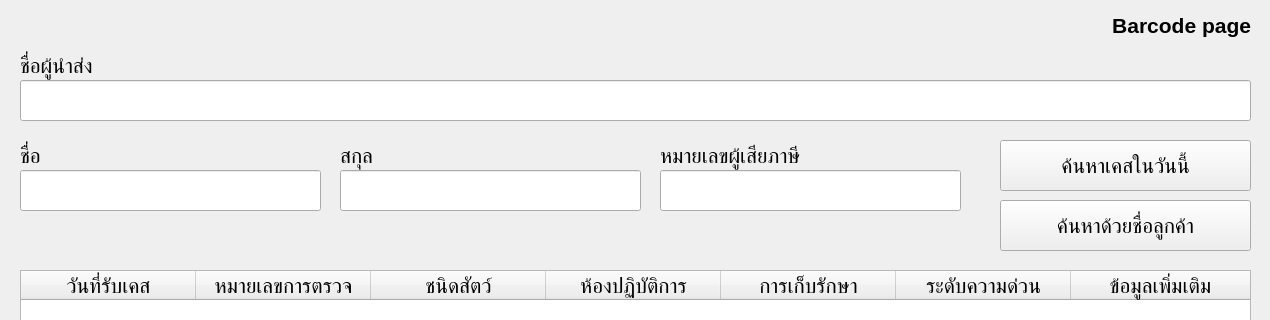
Before: the Qt Designer form UI/barcode_page.ui in MYSitthichat/CVDTT_CM, drawn with Qt 5; both pictures show x 0 to 1270 and y 0 to 320 of the 1270 by 890 pixel window.
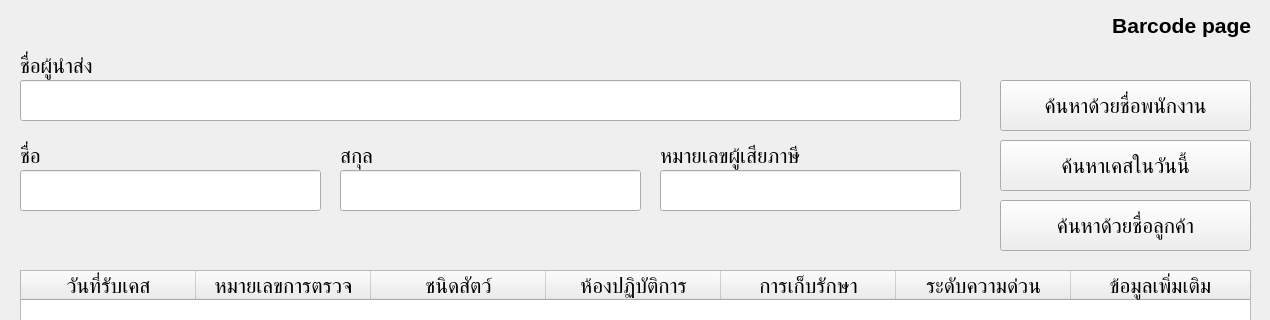
After: the same form once the commit is applied.

Commit message: barcode finished

Patch:
```diff
--- a/UI/barcode_page.ui
+++ b/UI/barcode_page.ui
@@ -57,7 +57,7 @@
      <rect>
       <x>20</x>
       <y>80</y>
-      <width>1231</width>
+      <width>941</width>
       <height>41</height>
      </rect>
     </property>
@@ -224,6 +224,19 @@
      <string>พิมพ์บาร์โค้ด</string>
     </property>
    </widget>
+   <widget class="QPushButton" name="btn_search_employee">
+    <property name="geometry">
+     <rect>
+      <x>1000</x>
+      <y>80</y>
+      <width>251</width>
+      <height>51</height>
+     </rect>
+    </property>
+    <property name="text">
+     <string>ค้นหาด้วยชื่อพนักงาน</string>
+    </property>
+   </widget>
   </widget>
  </widget>
  <resources/>
```
The commit also changes 21 other files.
